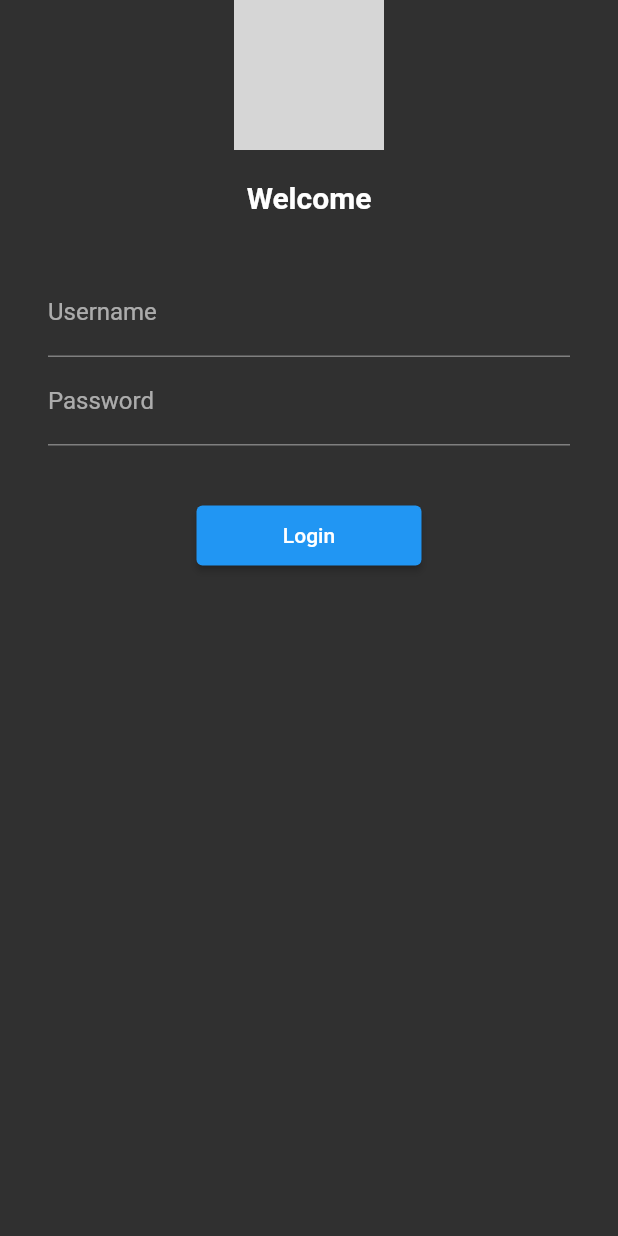
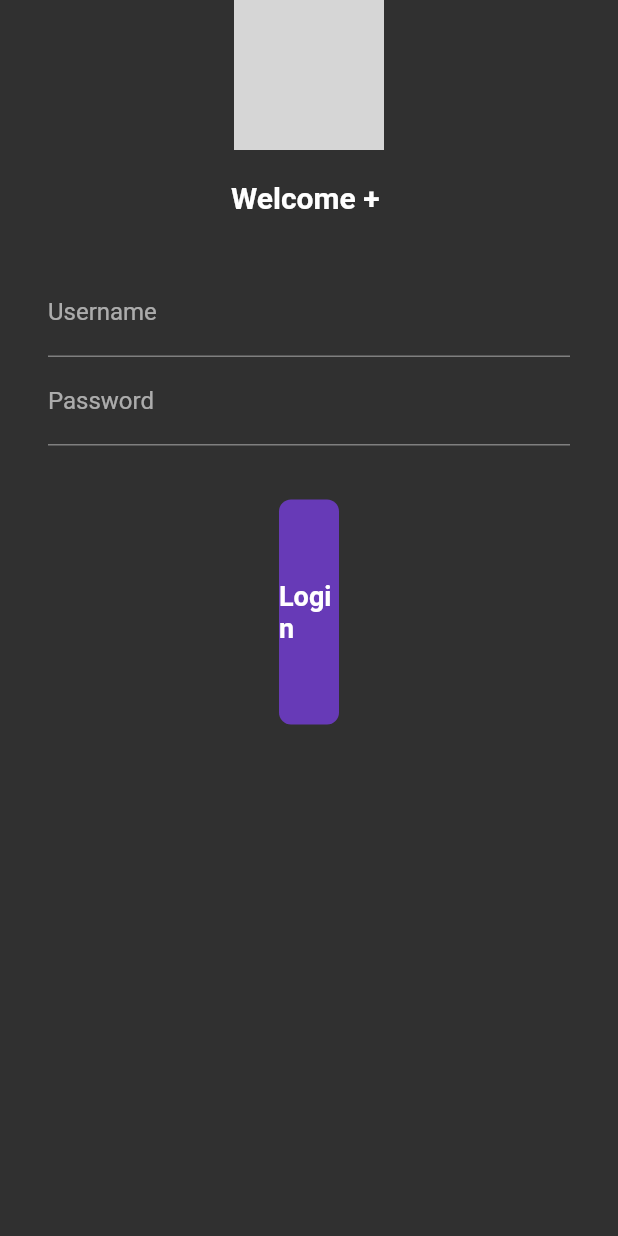
Before and after one commit to Dilshad-bot001/Flutter-practice-code, a Flutter app: the screen it shows after launch, on a phone screen of 412 x 824 dp. Run offline on Flutter 3.47's test engine with Material 2 defaults, Android fonts, the phone set to English and light mode, and no system bars; grey boxes are pictures that could not be loaded.

Commit message:
learned animation, button creation using container

```diff
--- a/lib/pages/login_page.dart
+++ b/lib/pages/login_page.dart
@@ -1,8 +1,16 @@
 import 'package:flutter/material.dart';
 import 'package:flutter_application_1/utils/routes.dart';
 
-class LoginPage extends StatelessWidget {
+class LoginPage extends StatefulWidget {
   const LoginPage({ Key? key }) : super(key: key);
+
+  @override
+  State<LoginPage> createState() => _LoginPageState();
+}
+
+class _LoginPageState extends State<LoginPage> {
+  String name = "";
+  bool changedButton = false;
 
   @override
   Widget build(BuildContext context) {
@@ -23,7 +31,7 @@ class LoginPage extends StatelessWidget {
             ),
 
             Text(
-              "Welcome",
+              "Welcome + $name",
               style: TextStyle(
                 fontSize: 20,
                 fontWeight: FontWeight.bold,
@@ -44,6 +52,12 @@ class LoginPage extends StatelessWidget {
                       hintText: "Enter Username",
                       labelText: "Username"
                     ),
+                    onChanged: (value){
+                      name = value;
+                      setState(() {
+
+                      });
+                    },
                   ),
 
                   TextFormField(
@@ -61,16 +75,52 @@ class LoginPage extends StatelessWidget {
               height: 20.0,
             ),
 
-            ElevatedButton(onPressed: () {
-              // print("Welcome sir ji");
-              Navigator.pushNamed(context, MyRoutes.homeRoute);
+            InkWell(
+              onTap: () async {
+                setState(() {
+                  changedButton = true;
+                });
+                await Future.delayed(Duration(seconds: 1));
+                Navigator.pushNamed(context, MyRoutes.homeRoute);
               },
-             child: Text("Login"),
-             style: TextButton.styleFrom(
-               minimumSize: Size(150, 40)
-             ),
+              child: AnimatedContainer(
+                duration: Duration(seconds: 1),
+                height: changedButton ? 50 : 150,
+                width: 40,
 
-            )
+                alignment: Alignment.center,
+                child: changedButton
+                ? Icon(
+                  Icons.done,
+                  color: Colors.white,
+                )
+                : Text(
+                  "Login",
+                  style: TextStyle(
+                    color: Colors.white,
+                    fontWeight: FontWeight.bold,
+                    fontSize: 18,
+                  ),
+                ),
+                decoration: BoxDecoration(
+                  color: Colors.deepPurple,
+                  // shape: changedButton ? BoxShape.circle : BoxShape.rectangle
+                  borderRadius: BorderRadius.circular(changedButton ? 50 : 8),
+
+                ),
+              ),
+            ),
+
+            // ElevatedButton(onPressed: () {
+            //   // print("Welcome sir ji");
+            //   Navigator.pushNamed(context, MyRoutes.homeRoute);
+            //   },
+            //  child: Text("Login"),
+            //  style: TextButton.styleFrom(
+            //    minimumSize: Size(150, 40)
+            //  ),
+
+            // )
 
           ],
         ),
```
